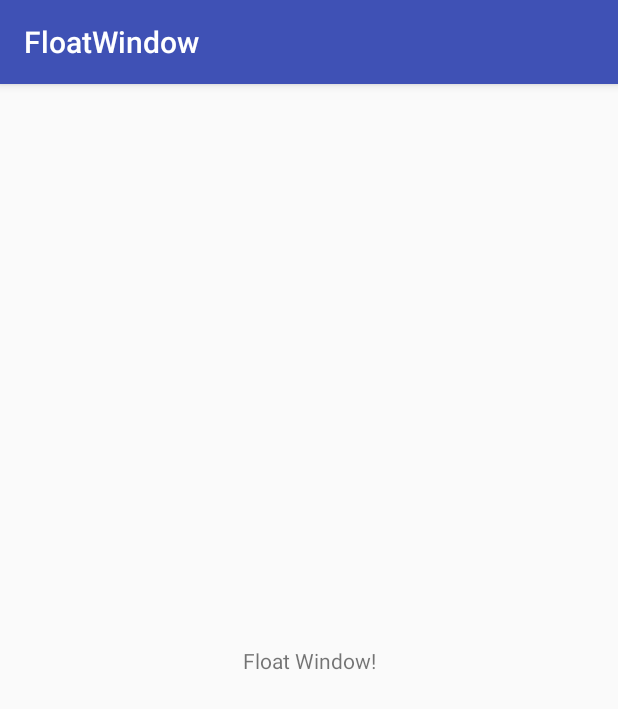
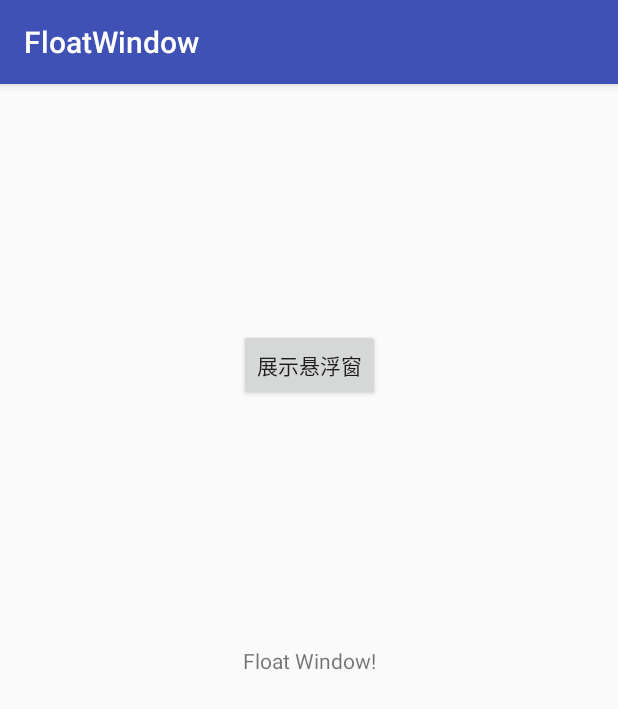
Before and after one commit to shuhui-csh/FloatWindow, an Android app: the screen it shows after launch (MainActivity), on a phone screen of 412 x 824 dp. Shown: the top 709 px of the screen. Run offline under Robolectric (Android 15) with nearby library versions, the phone set to English and light mode, and no system bars.

Commit message:
主界面添加一个按钮

```diff
--- a/app/src/main/res/layout/activity_main.xml
+++ b/app/src/main/res/layout/activity_main.xml
@@ -8,11 +8,25 @@
     tools:context="csh.com.floatwindow.MainActivity">
 
     <TextView
+        android:id="@+id/textView"
         android:layout_width="wrap_content"
         android:layout_height="wrap_content"
         android:text="Float Window!"
         app:layout_constraintBottom_toBottomOf="parent"
         app:layout_constraintLeft_toLeftOf="parent"
+        app:layout_constraintRight_toRightOf="parent" app:layout_constraintTop_toTopOf="parent"/>
+
+    <Button
+        android:id="@+id/button"
+        android:layout_width="wrap_content"
+        android:layout_height="wrap_content"
+        android:layout_marginBottom="8dp"
+        android:layout_marginLeft="8dp"
+        android:layout_marginRight="8dp"
+        android:layout_marginTop="8dp"
+        android:text="展示悬浮窗"
+        app:layout_constraintBottom_toTopOf="@+id/textView"
+        app:layout_constraintLeft_toLeftOf="parent"
         app:layout_constraintRight_toRightOf="parent"
         app:layout_constraintTop_toTopOf="parent"/>
 
```
